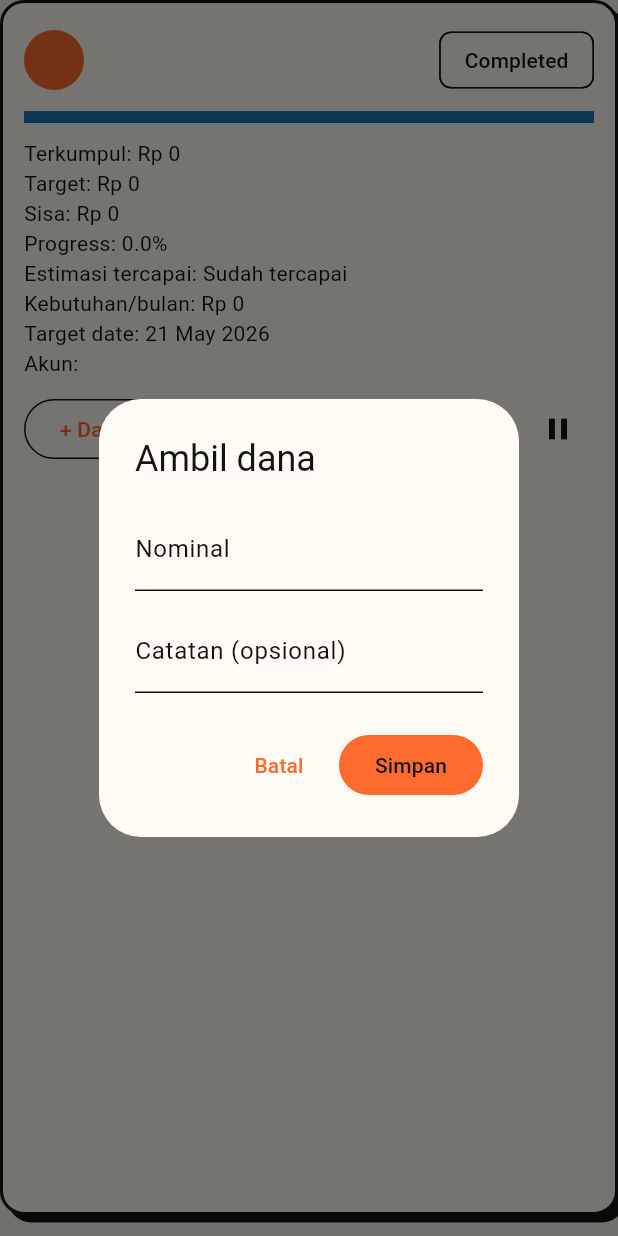
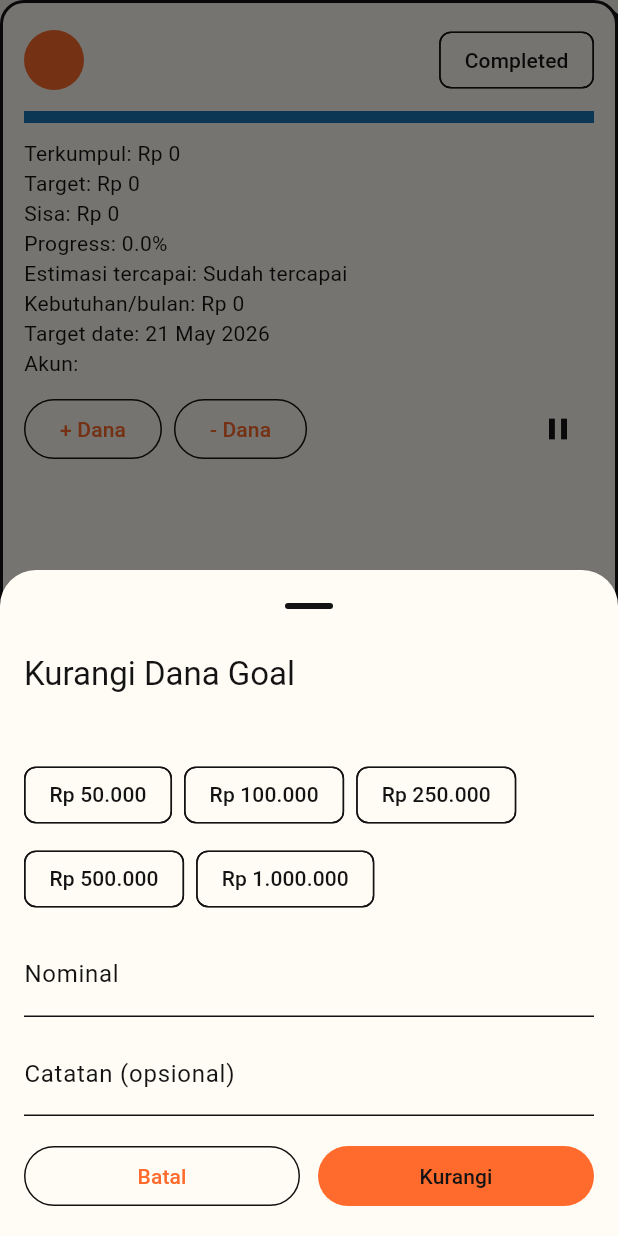
Before and after one commit to wahyuatmaja3/artha, a Flutter app: the _GoalCard widget shown alone on an empty page, opened directly with empty values, after a tap on "- Dana", on a phone screen of 412 x 824 dp. Run offline on Flutter 3.47's test engine with Material 3 defaults, Android fonts, the phone set to English and light mode, and no system bars; our stand-ins replace drift, fl_chart, flutter_riverpod, font_awesome_flutter, sqlite3_flutter_libs; accounts and stored records are empty; generated files the repository leaves out were written again; Roboto replaces fonts that are missing (Trebuchet MS).

Commit message:
feat: enchance showDialog

```diff
--- a/lib/features/savings_goals/savings_goals_screen.dart
+++ b/lib/features/savings_goals/savings_goals_screen.dart
@@ -212,38 +212,75 @@ class _GoalCard extends ConsumerWidget {
   Future<void> _showContributionDialog(BuildContext context, WidgetRef ref, SavingsGoalModel goal, bool add) async {
     final controller = TextEditingController();
     final noteController = TextEditingController();
-    await showDialog<void>(
+    final presets = [50000.0, 100000.0, 250000.0, 500000.0, 1000000.0];
+    await showModalBottomSheet<void>(
       context: context,
-      builder: (dialogContext) => AlertDialog(
-        title: Text(add ? 'Tambah dana' : 'Ambil dana'),
-        content: Column(
+      isScrollControlled: true,
+      showDragHandle: true,
+      backgroundColor: Theme.of(context).colorScheme.surface,
+      shape: const RoundedRectangleBorder(
+        borderRadius: BorderRadius.vertical(top: Radius.circular(24)),
+      ),
+      builder: (sheetContext) => Padding(
+        padding: EdgeInsets.fromLTRB(16, 8, 16, MediaQuery.of(sheetContext).viewInsets.bottom + 16),
+        child: Column(
           mainAxisSize: MainAxisSize.min,
+          crossAxisAlignment: CrossAxisAlignment.start,
           children: [
+            Text(add ? 'Tambah Dana Goal' : 'Kurangi Dana Goal', style: Theme.of(context).textTheme.titleLarge),
+            const SizedBox(height: 8),
+            Text(
+              goal.name,
+              style: Theme.of(context).textTheme.bodyMedium,
+            ),
+            const SizedBox(height: 14),
+            Wrap(
+              spacing: 8,
+              runSpacing: 8,
+              children: presets.map((amount) {
+                return ActionChip(
+                  label: Text(CurrencyUtils.formatRupiah(amount)),
+                  onPressed: () => controller.text = amount.toStringAsFixed(0),
+                );
+              }).toList(),
+            ),
+            const SizedBox(height: 12),
             TextField(
               controller: controller,
               keyboardType: const TextInputType.numberWithOptions(decimal: true),
-              decoration: const InputDecoration(labelText: 'Nominal'),
+              decoration: const InputDecoration(labelText: 'Nominal', prefixText: 'Rp '),
             ),
-            const SizedBox(height: 12),
+            const SizedBox(height: 10),
             TextField(
               controller: noteController,
               decoration: const InputDecoration(labelText: 'Catatan (opsional)'),
             ),
-          ],
+            const SizedBox(height: 16),
+            Row(
+              children: [
+                Expanded(
+                  child: OutlinedButton(
+                    onPressed: () => Navigator.of(sheetContext).pop(),
+                    child: const Text('Batal'),
                   ),
-        actions: [
-          TextButton(onPressed: () => Navigator.of(dialogContext).pop(), child: const Text('Batal')),
-          FilledButton(
+                ),
+                const SizedBox(width: 12),
+                Expanded(
+                  child: FilledButton(
                     onPressed: () async {
                       final amount = double.tryParse(controller.text.trim());
                       if (amount == null || amount <= 0) return;
                       await ref.read(savingsGoalsRepositoryProvider).addContribution(goal.id, add ? amount : -amount);
                       if (!context.mounted) return;
-              Navigator.of(dialogContext).pop();
+                      Navigator.of(sheetContext).pop();
                     },
-            child: const Text('Simpan'),
+                    child: Text(add ? 'Tambah' : 'Kurangi'),
+                  ),
                 ),
               ],
+            ),
+          ],
+        ),
       ),
     );
   }
```
Also changed, not shown: lib/features/dashboard/dashboard_screen.dart (+27 -14 lines), lib/features/investment_plans/investment_plans_screen.dart (+46 -9 lines), lib/features/settings/manage_categories_screen.dart (+46 -37 lines), lib/features/settings/manage_wallets_screen.dart (+48 -33 lines). Lines whose indentation alone changed are shown as unchanged.
